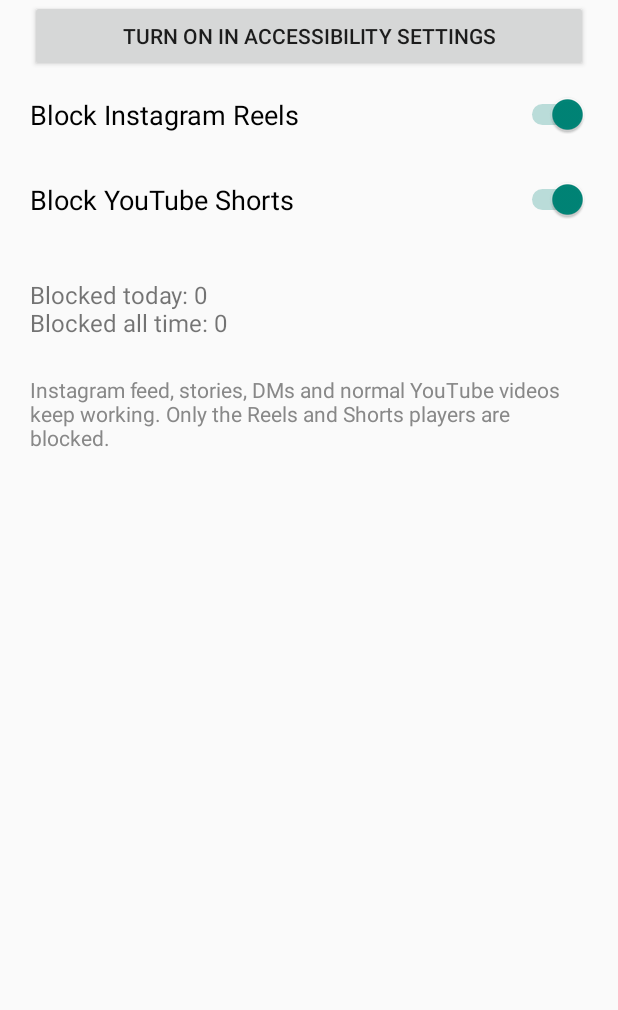
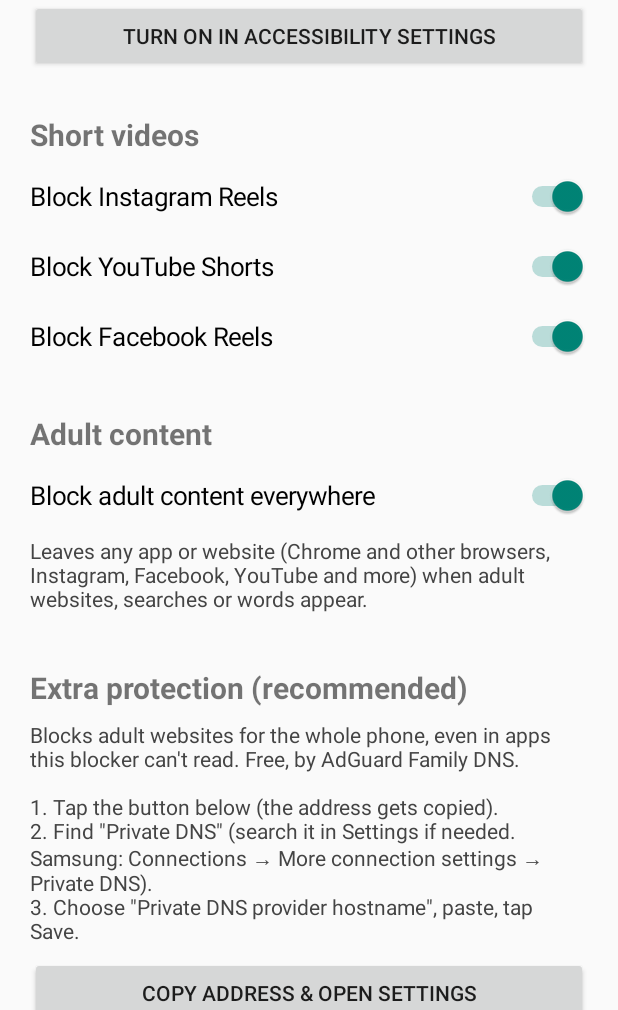
Before and after one commit to chad-from-matrix/reel-blocker, an Android app: the screen it shows after launch (MainActivity), on a phone screen of 412 x 824 dp, the part 226-1236 px from its top. Run offline under Robolectric (Android 15) with nearby library versions, the phone set to English and light mode, and no system bars.

Commit message:
Add adult content blocking (all browsers and social apps), Facebook Reels, family DNS setup
Co-Authored-By: Claude Opus 5.5 <noreply@anthropic.com>
Claude-Session: https://claude.ai/code/session_01RbLUJA3n2FLiU8JVmSDeFD

```diff
--- a/app/src/main/java/com/iqbal/reelblock/MainActivity.java
+++ b/app/src/main/java/com/iqbal/reelblock/MainActivity.java
@@ -1,6 +1,8 @@
 package com.iqbal.reelblock;
 
 import android.app.Activity;
+import android.content.ClipData;
+import android.content.ClipboardManager;
 import android.content.Intent;
 import android.graphics.Color;
 import android.graphics.Typeface;
@@ -12,8 +14,11 @@ import android.widget.LinearLayout;
 import android.widget.ScrollView;
 import android.widget.Switch;
 import android.widget.TextView;
+import android.widget.Toast;
 
 public class MainActivity extends Activity {
+
+    static final String FAMILY_DNS = "family.adguard-dns.com";
 
     private TextView status;
     private TextView stats;
@@ -26,7 +31,7 @@ public class MainActivity extends Activity {
 
         LinearLayout box = new LinearLayout(this);
         box.setOrientation(LinearLayout.VERTICAL);
-        box.setPadding(pad, dp(48), pad, pad);
+        box.setPadding(pad, dp(48), pad, dp(40));
 
         TextView title = new TextView(this);
         title.setText("Reel Blocker");
@@ -40,37 +45,78 @@ public class MainActivity extends Activity {
         box.addView(status);
 
         openSettings = new Button(this);
-        openSettings.setText("Turn on in Accessibility settings");
         openSettings.setOnClickListener(v ->
                 startActivity(new Intent(Settings.ACTION_ACCESSIBILITY_SETTINGS)));
         box.addView(openSettings);
 
+        box.addView(heading("Short videos"));
         box.addView(toggle("Block Instagram Reels", Prefs.IG_ON));
         box.addView(toggle("Block YouTube Shorts", Prefs.YT_ON));
+        box.addView(toggle("Block Facebook Reels", Prefs.FB_ON));
+
+        box.addView(heading("Adult content"));
+        box.addView(toggle("Block adult content everywhere", Prefs.ADULT_ON));
+        box.addView(note("Leaves any app or website (Chrome and other browsers, Instagram, "
+                + "Facebook, YouTube and more) when adult websites, searches or words appear."));
+
+        box.addView(heading("Extra protection (recommended)"));
+        box.addView(note("Blocks adult websites for the whole phone, even in apps this blocker "
+                + "can't read. Free, by AdGuard Family DNS.\n\n"
+                + "1. Tap the button below (the address gets copied).\n"
+                + "2. Find \"Private DNS\" (search it in Settings if needed. Samsung: "
+                + "Connections → More connection settings → Private DNS).\n"
+                + "3. Choose \"Private DNS provider hostname\", paste, tap Save."));
+        Button dns = new Button(this);
+        dns.setText("Copy address & open Settings");
+        dns.setOnClickListener(v -> {
+            ClipboardManager cm = (ClipboardManager) getSystemService(CLIPBOARD_SERVICE);
+            if (cm != null) cm.setPrimaryClip(ClipData.newPlainText("dns", FAMILY_DNS));
+            Toast.makeText(this, "Copied: " + FAMILY_DNS, Toast.LENGTH_LONG).show();
+            try {
+                startActivity(new Intent(Settings.ACTION_WIRELESS_SETTINGS));
+            } catch (Exception e) {
+                startActivity(new Intent(Settings.ACTION_SETTINGS));
+            }
+        });
+        box.addView(dns);
+        TextView addr = note("Address: " + FAMILY_DNS);
+        addr.setTextIsSelectable(true);
+        box.addView(addr);
 
         stats = new TextView(this);
         stats.setTextSize(16);
-        stats.setPadding(0, dp(24), 0, 0);
+        stats.setPadding(0, dp(28), 0, 0);
         box.addView(stats);
-
-        TextView note = new TextView(this);
-        note.setText("Instagram feed, stories, DMs and normal YouTube videos keep working. "
-                + "Only the Reels and Shorts players are blocked.");
-        note.setTextColor(Color.GRAY);
-        note.setPadding(0, dp(24), 0, 0);
-        box.addView(note);
 
         ScrollView sv = new ScrollView(this);
         sv.addView(box);
         setContentView(sv);
     }
 
+    private TextView heading(String text) {
+        TextView t = new TextView(this);
+        t.setText(text);
+        t.setTextSize(20);
+        t.setTypeface(Typeface.DEFAULT_BOLD);
+        t.setPadding(0, dp(28), 0, dp(4));
+        return t;
+    }
+
+    private TextView note(String text) {
+        TextView t = new TextView(this);
+        t.setText(text);
+        t.setTextColor(Color.DKGRAY);
+        t.setTextSize(14);
+        t.setPadding(0, dp(4), 0, dp(8));
+        return t;
+    }
+
     private Switch toggle(String label, String key) {
         Switch s = new Switch(this);
         s.setText(label);
-        s.setTextSize(18);
+        s.setTextSize(17);
         s.setGravity(Gravity.CENTER_VERTICAL);
-        s.setPadding(0, dp(16), 0, dp(16));
+        s.setPadding(0, dp(12), 0, dp(12));
         s.setChecked(Prefs.get(this).getBoolean(key, true));
         s.setOnCheckedChangeListener((v, on) ->
                 Prefs.get(this).edit().putBoolean(key, on).apply());
@@ -81,11 +127,14 @@ public class MainActivity extends Activity {
     protected void onResume() {
         super.onResume();
         boolean on = isServiceOn();
-        status.setText(on ? "✅ Blocker is ON" : "❌ Blocker is OFF — tap below and enable \"Reel Blocker\"");
+        status.setText(on ? "✅ Blocker is ON"
+                : "❌ Blocker is OFF — tap below and enable \"Reel Blocker\"");
         status.setTextColor(on ? Color.rgb(0, 140, 60) : Color.rgb(200, 40, 40));
         openSettings.setText(on ? "Accessibility settings" : "Turn on in Accessibility settings");
-        stats.setText("Blocked today: " + Prefs.today(this)
-                + "\nBlocked all time: " + Prefs.get(this).getInt(Prefs.TOTAL, 0));
+        stats.setText("Reels/Shorts blocked today: " + Prefs.today(this)
+                + "  (all time: " + Prefs.get(this).getInt(Prefs.TOTAL, 0) + ")"
+                + "\nAdult content blocked today: " + Prefs.adultToday(this)
+                + "  (all time: " + Prefs.get(this).getInt(Prefs.ADULT_TOTAL, 0) + ")");
     }
 
     private boolean isServiceOn() {
--- a/app/src/main/java/com/iqbal/reelblock/Prefs.java
+++ b/app/src/main/java/com/iqbal/reelblock/Prefs.java
@@ -10,8 +10,12 @@ import java.util.Locale;
 final class Prefs {
     static final String IG_ON = "ig_on";
     static final String YT_ON = "yt_on";
+    static final String FB_ON = "fb_on";
+    static final String ADULT_ON = "adult_on";
     static final String TOTAL = "total";
     static final String TODAY = "today";
+    static final String ADULT_TOTAL = "adult_total";
+    static final String ADULT_TODAY = "adult_today";
     static final String TODAY_DATE = "today_date";
 
     static SharedPreferences get(Context c) {
@@ -22,14 +26,29 @@ final class Prefs {
         return new SimpleDateFormat("yyyy-MM-dd", Locale.US).format(new Date());
     }
 
+    /** Resets the "today" counters when the date changes. */
+    private static void rollDay(SharedPreferences p) {
+        String d = todayKey();
+        if (!d.equals(p.getString(TODAY_DATE, ""))) {
+            p.edit().putInt(TODAY, 0).putInt(ADULT_TODAY, 0).putString(TODAY_DATE, d).apply();
+        }
+    }
+
     static void addBlock(Context c) {
         SharedPreferences p = get(c);
-        String d = todayKey();
-        int today = d.equals(p.getString(TODAY_DATE, "")) ? p.getInt(TODAY, 0) : 0;
+        rollDay(p);
         p.edit()
                 .putInt(TOTAL, p.getInt(TOTAL, 0) + 1)
-                .putInt(TODAY, today + 1)
-                .putString(TODAY_DATE, d)
+                .putInt(TODAY, p.getInt(TODAY, 0) + 1)
+                .apply();
+    }
+
+    static void addAdultBlock(Context c) {
+        SharedPreferences p = get(c);
+        rollDay(p);
+        p.edit()
+                .putInt(ADULT_TOTAL, p.getInt(ADULT_TOTAL, 0) + 1)
+                .putInt(ADULT_TODAY, p.getInt(ADULT_TODAY, 0) + 1)
                 .apply();
     }
 
@@ -38,5 +57,10 @@ final class Prefs {
         return todayKey().equals(p.getString(TODAY_DATE, "")) ? p.getInt(TODAY, 0) : 0;
     }
 
+    static int adultToday(Context c) {
+        SharedPreferences p = get(c);
+        return todayKey().equals(p.getString(TODAY_DATE, "")) ? p.getInt(ADULT_TODAY, 0) : 0;
+    }
+
     private Prefs() { }
 }
--- a/app/src/main/res/values/strings.xml
+++ b/app/src/main/res/values/strings.xml
@@ -1,5 +1,5 @@
 <?xml version="1.0" encoding="utf-8"?>
 <resources>
     <string name="app_name">Reel Blocker</string>
-    <string name="service_desc">Watches only Instagram and YouTube. When Reels or Shorts open, it presses Back for you. Nothing is collected or sent anywhere; the app has no internet permission.</string>
+    <string name="service_desc">Blocks Instagram Reels, YouTube Shorts and Facebook Reels, and leaves any app or website showing adult content. It reads screen text only to detect these. Nothing is saved or sent anywhere; the app has no internet permission.</string>
 </resources>
```
Also changed, not shown: app/src/main/java/com/iqbal/reelblock/AdultFilter.java (added, +60 -0 lines), app/src/main/java/com/iqbal/reelblock/BlockerService.java (+107 -16 lines), app/src/main/res/xml/blocker_config.xml (+4 -4 lines).
